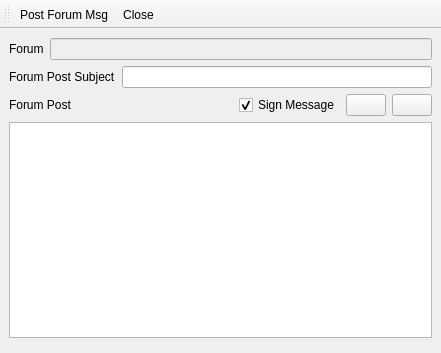
First picture: the form in retroshare-gui/src/gui/forums/CreateForumMsg.ui, repository RetroShare/RetroShare, before the edit.
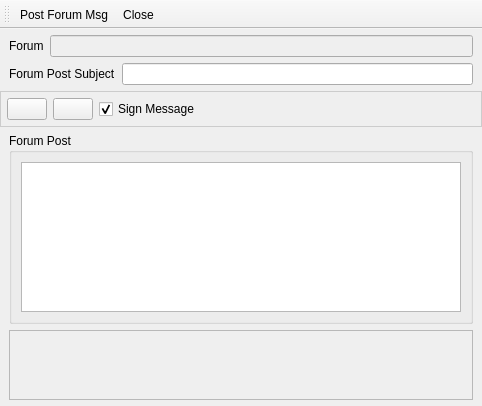
Second picture: the form after the edit. Icons and pictures are not drawn.

Commit message: Changed the default thumbnail image for channel msg item Added for Friends add menu few more useful actions Little redesign of Create Forum Message with stylesheets

Patch:
```diff
--- a/retroshare-gui/src/gui/forums/CreateForumMsg.ui
+++ b/retroshare-gui/src/gui/forums/CreateForumMsg.ui
@@ -6,8 +6,8 @@
    <rect>
     <x>0</x>
     <y>0</y>
-    <width>441</width>
-    <height>353</height>
+    <width>482</width>
+    <height>406</height>
    </rect>
   </property>
   <property name="windowTitle">
@@ -17,14 +17,38 @@
    <iconset resource="../images.qrc">
     <normaloff>:/images/rstray3.png</normaloff>:/images/rstray3.png</iconset>
   </property>
+  <property name="styleSheet">
+   <string notr="true">QToolBar#toolBar{background-image: url(:/images/connect/connectFriendBanner.png)}</string>
+  </property>
   <property name="toolButtonStyle">
    <enum>Qt::ToolButtonTextUnderIcon</enum>
   </property>
   <widget class="QWidget" name="centralwidget">
-   <layout class="QGridLayout">
+   <layout class="QGridLayout" name="gridLayout_5">
+    <property name="margin">
+     <number>0</number>
+    </property>
+    <property name="spacing">
+     <number>0</number>
+    </property>
     <item row="0" column="0">
-     <layout class="QVBoxLayout">
-      <item>
+     <layout class="QGridLayout" name="gridLayout_4">
+      <item row="0" column="0">
+       <widget class="QFrame" name="frame_4">
+        <property name="frameShape">
+         <enum>QFrame::NoFrame</enum>
+        </property>
+        <property name="frameShadow">
+         <enum>QFrame::Raised</enum>
+        </property>
+        <layout class="QGridLayout" name="gridLayout_3">
+         <property name="topMargin">
+          <number>6</number>
+         </property>
+         <property name="bottomMargin">
+          <number>6</number>
+         </property>
+         <item row="0" column="0">
        <layout class="QHBoxLayout">
         <item>
          <widget class="QLabel" name="label_2">
@@ -42,7 +66,7 @@
         </item>
        </layout>
       </item>
-      <item>
+         <item row="1" column="0">
        <layout class="QHBoxLayout">
         <item>
          <widget class="QLabel" name="label">
@@ -56,38 +80,31 @@
         </item>
        </layout>
       </item>
-      <item>
-       <layout class="QHBoxLayout">
-        <item>
-         <widget class="QLabel" name="label_5">
-          <property name="text">
-           <string>Forum Post</string>
-          </property>
-         </widget>
-        </item>
-        <item>
-         <spacer>
-          <property name="orientation">
-           <enum>Qt::Horizontal</enum>
-          </property>
-          <property name="sizeHint" stdset="0">
+        </layout>
+       </widget>
+      </item>
+      <item row="1" column="0">
+       <widget class="QFrame" name="frame_2">
+        <property name="maximumSize">
            <size>
-            <width>40</width>
-            <height>20</height>
-           </size>
-          </property>
-         </spacer>
-        </item>
-        <item>
-         <widget class="QCheckBox" name="signBox">
-          <property name="text">
-           <string>Sign Message</string>
-          </property>
-          <property name="checked">
-           <bool>true</bool>
-          </property>
-         </widget>
-        </item>
+          <width>16777215</width>
+          <height>48</height>
+         </size>
+        </property>
+        <property name="styleSheet">
+         <string notr="true">QFrame#frame_2{ 
+background-color: qlineargradient(x1:0, y1:0, x2:0, y2:1,
+stop:0 #FEFEFE, stop:1 #E8E8E8);
+
+border: 1px solid #CCCCCC;}</string>
+        </property>
+        <property name="frameShadow">
+         <enum>QFrame::Raised</enum>
+        </property>
+        <layout class="QHBoxLayout">
+         <property name="margin">
+          <number>6</number>
+         </property>
         <item>
          <widget class="QPushButton" name="attachFileButton">
           <property name="text">
@@ -122,29 +139,111 @@
           </property>
          </widget>
         </item>
-       </layout>
+         <item>
+          <widget class="QCheckBox" name="signBox">
+           <property name="text">
+            <string>Sign Message</string>
+           </property>
+           <property name="icon">
+            <iconset resource="../images.qrc">
+             <normaloff>:/images/pgp.png</normaloff>:/images/pgp.png</iconset>
+           </property>
+           <property name="iconSize">
+            <size>
+             <width>24</width>
+             <height>24</height>
+            </size>
+           </property>
+           <property name="checked">
+            <bool>true</bool>
+           </property>
+          </widget>
+         </item>
+         <item>
+          <spacer>
+           <property name="orientation">
+            <enum>Qt::Horizontal</enum>
+           </property>
+           <property name="sizeHint" stdset="0">
+            <size>
+             <width>40</width>
+             <height>15</height>
+            </size>
+           </property>
+          </spacer>
+         </item>
+        </layout>
+       </widget>
       </item>
-      <item>
+      <item row="2" column="0">
+       <widget class="QFrame" name="frame_3">
+        <property name="frameShape">
+         <enum>QFrame::NoFrame</enum>
+        </property>
+        <property name="frameShadow">
+         <enum>QFrame::Raised</enum>
+        </property>
+        <layout class="QGridLayout" name="gridLayout_2">
+         <property name="topMargin">
+          <number>6</number>
+         </property>
+         <property name="bottomMargin">
+          <number>6</number>
+         </property>
+         <item row="0" column="0">
+          <widget class="QGroupBox" name="groupBox">
+           <property name="title">
+            <string>Forum Post</string>
+           </property>
+           <layout class="QGridLayout" name="gridLayout">
+            <item row="0" column="0">
        <widget class="QTextEdit" name="forumMessage"/>
       </item>
      </layout>
+          </widget>
     </item>
     <item row="1" column="0">
-     <widget class="QFrame" name="frame">
-      <property name="maximumSize">
-       <size>
-        <width>16777215</width>
-        <height>0</height>
-       </size>
-      </property>
-      <property name="frameShape">
-       <enum>QFrame::StyledPanel</enum>
-      </property>
-      <property name="frameShadow">
-       <enum>QFrame::Raised</enum>
-      </property>
+          <widget class="QScrollArea" name="scrollArea">
+           <property name="widgetResizable">
+            <bool>true</bool>
+           </property>
+           <widget class="QWidget" name="scrollAreaWidgetContents">
+            <property name="geometry">
+             <rect>
+              <x>0</x>
+              <y>0</y>
+              <width>460</width>
+              <height>60</height>
+             </rect>
+            </property>
+            <layout class="QGridLayout" name="gridLayout_6">
+             <property name="margin">
+              <number>0</number>
+             </property>
+             <item row="1" column="0">
       <layout class="QVBoxLayout" name="verticalLayout"/>
-     </widget>
+             </item>
+             <item row="2" column="0">
+              <spacer name="verticalSpacer">
+               <property name="orientation">
+                <enum>Qt::Vertical</enum>
+               </property>
+               <property name="sizeHint" stdset="0">
+                <size>
+                 <width>20</width>
+                 <height>40</height>
+                </size>
+               </property>
+              </spacer>
+             </item>
+            </layout>
+           </widget>
+          </widget>
+         </item>
+        </layout>
+       </widget>
+      </item>
+     </layout>
     </item>
    </layout>
   </widget>
```
Left out of the diff: 3 changed lines with no effect on the pictures. Lines whose indentation alone changed are shown as unchanged. The commit also changes 14 other files.
